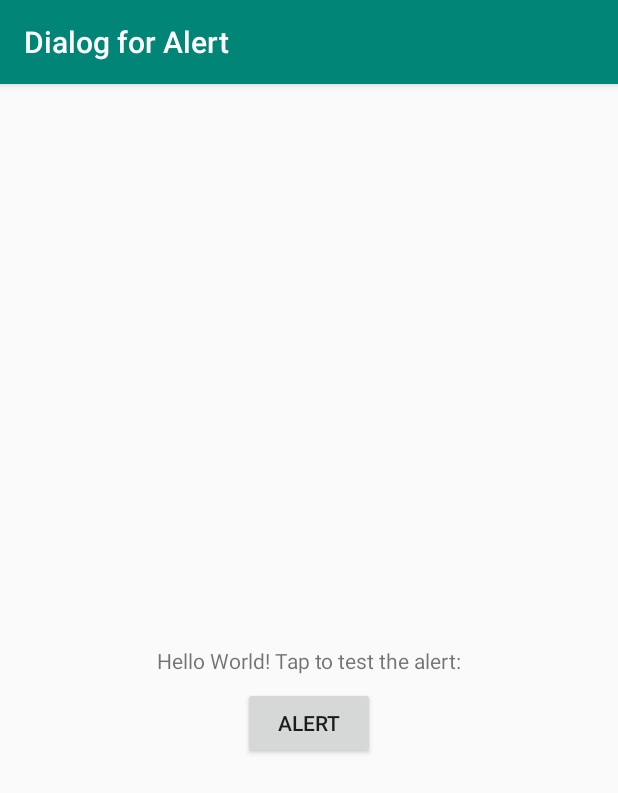
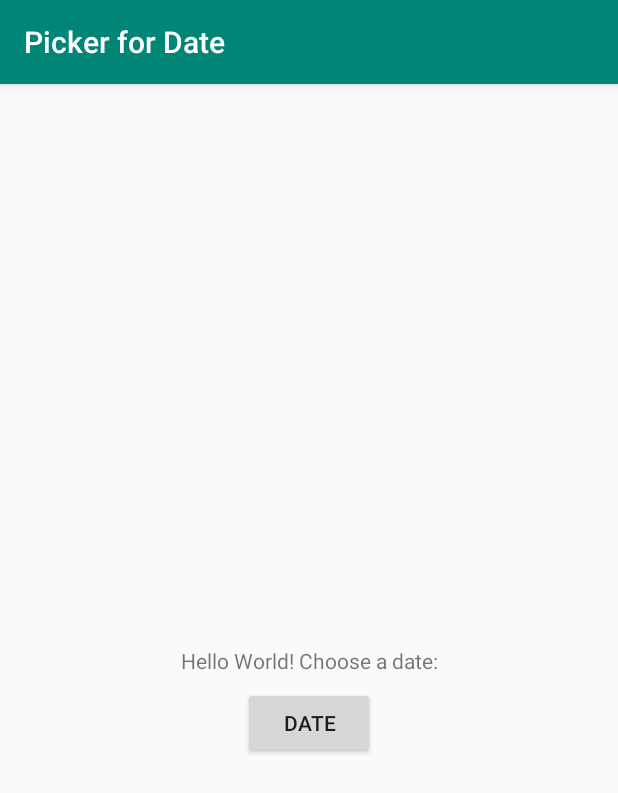
Before and after one commit to simasdanilo/android-training, an Android app: the screen it shows after launch (MainActivity), on a phone screen of 412 x 824 dp. Shown: the top 793 px of the screen. Run offline under Robolectric (Android 15) with nearby library versions, the phone set to English and light mode, and no system bars.

Commit message:
feat: implements lesson 4.3: Menus and pickers

```diff
--- a/app/build.gradle
+++ b/app/build.gradle
@@ -22,6 +22,7 @@ dependencies {
     implementation fileTree(dir: 'libs', include: ['*.jar'])
     implementation 'com.android.support:appcompat-v7:28.0.0'
     implementation 'com.android.support.constraint:constraint-layout:1.1.3'
+    implementation 'com.android.support:support-v4:28.0.0'
     testImplementation 'junit:junit:4.12'
     androidTestImplementation 'com.android.support.test:runner:1.0.2'
     androidTestImplementation 'com.android.support.test.espresso:espresso-core:3.0.2'
--- a/app/src/main/res/layout/activity_main.xml
+++ b/app/src/main/res/layout/activity_main.xml
@@ -23,8 +23,8 @@
         android:layout_marginEnd="8dp"
         android:layout_marginStart="8dp"
         android:layout_marginTop="8dp"
-        android:onClick="onClickShowAlert"
-        android:text="@string/alert_button"
+        android:onClick="onClickDate"
+        android:text="@string/date_button"
         app:layout_constraintEnd_toEndOf="parent"
         app:layout_constraintStart_toStartOf="parent"
         app:layout_constraintTop_toBottomOf="@+id/textView" />
--- a/app/src/main/res/values/strings.xml
+++ b/app/src/main/res/values/strings.xml
@@ -1,11 +1,7 @@
 <resources>
-    <string name="app_name">Dialog for Alert</string>
-    <string name="hello_world">Hello World! Tap to test the alert:</string>
-    <string name="alert_button">Alert</string>
-    <string name="alert_title">Alert</string>
-    <string name="alert_message">Click OK to continue, or Cancel to stop:</string>
-    <string name="ok_button">OK</string>
-    <string name="cancel_button">Cancel</string>
-    <string name="pressed_ok">Pressed OK</string>
-    <string name="pressed_cancel">Pressed Cancel</string>
+    <string name="app_name">Picker for Date</string>
+    <string name="hello_world">Hello World! Choose a date:</string>
+    <string name="date_button">Date</string>
+    <string name="datePicker">datePicker</string>
+    <string name="date">Date:</string>
 </resources>
```
Also changed, not shown: app/src/main/java/com/simasdanilo/training/DatePickerFragment.java (added, +47 -0 lines), app/src/main/java/com/simasdanilo/training/MainActivity.java (+16 -34 lines).
